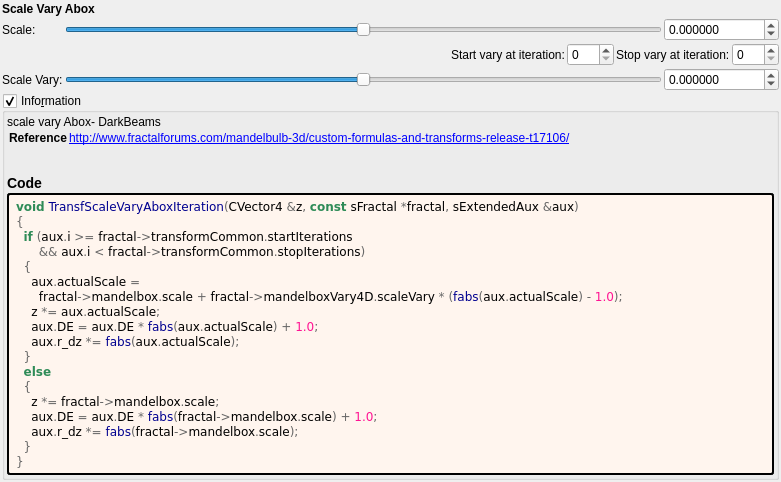
buddhi1980/mandelbulber2, file mandelbulber2/formula/ui/fractal_transf_scale_vary_abox.ui: the form before one commit.
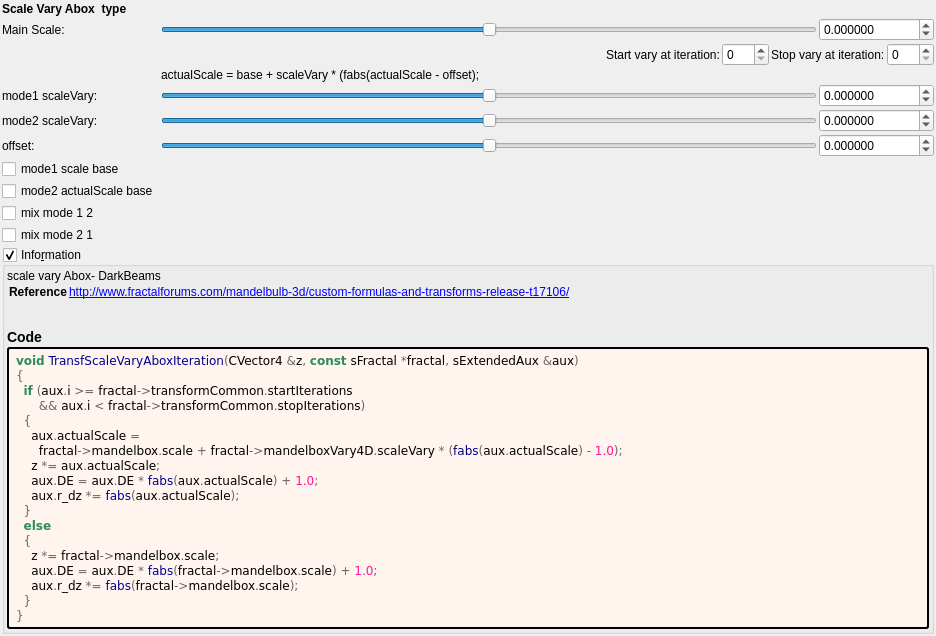
The form after the commit. Custom widgets are drawn as their Qt base class.

Commit message:
transf scale vary abox corrected placement in openCL verions
and completely reworked the c++ version

```diff
--- a/mandelbulber2/formula/ui/fractal_transf_scale_vary_abox.ui
+++ b/mandelbulber2/formula/ui/fractal_transf_scale_vary_abox.ui
@@ -6,8 +6,8 @@
    <rect>
     <x>0</x>
     <y>0</y>
-    <width>781</width>
-    <height>300</height>
+    <width>936</width>
+    <height>558</height>
    </rect>
   </property>
   <property name="windowTitle">
@@ -31,13 +31,13 @@
    </property>
    <item>
     <layout class="QGridLayout" name="gridLayout_14">
-     <item row="2" column="0" colspan="5">
+     <item row="2" column="0" colspan="4">
       <layout class="QGridLayout" name="gridLayout_30">
        <property name="spacing">
         <number>2</number>
        </property>
-       <item row="0" column="1">
-        <widget class="QSlider" name="slider_mandelbox_scale">
+       <item row="6" column="1">
+        <widget class="QSlider" name="slider_transf_offset_1">
          <property name="sizePolicy">
           <sizepolicy hsizetype="Expanding" vsizetype="Maximum">
            <horstretch>0</horstretch>
@@ -50,56 +50,6 @@
          <property name="maximum">
           <number>5000000</number>
          </property>
-         <property name="singleStep">
-          <number>1</number>
-         </property>
-         <property name="orientation">
-          <enum>Qt::Horizontal</enum>
-         </property>
-        </widget>
-       </item>
-       <item row="2" column="2">
-        <widget class="MyDoubleSpinBox" name="spinbox_mandelbox_vary_scale_vary">
-         <property name="sizePolicy">
-          <sizepolicy hsizetype="Minimum" vsizetype="Maximum">
-           <horstretch>0</horstretch>
-           <verstretch>0</verstretch>
-          </sizepolicy>
-         </property>
-         <property name="prefix">
-          <string/>
-         </property>
-         <property name="suffix">
-          <string/>
-         </property>
-         <property name="decimals">
-          <number>6</number>
-         </property>
-         <property name="minimum">
-          <double>-100000.000000000000000</double>
-         </property>
-         <property name="maximum">
-          <double>100000.000000000000000</double>
-         </property>
-         <property name="singleStep">
-          <double>0.100000000000000</double>
-         </property>
-        </widget>
-       </item>
-       <item row="2" column="1">
-        <widget class="QSlider" name="slider_mandelbox_vary_scale_vary">
-         <property name="sizePolicy">
-          <sizepolicy hsizetype="Expanding" vsizetype="Maximum">
-           <horstretch>0</horstretch>
-           <verstretch>0</verstretch>
-          </sizepolicy>
-         </property>
-         <property name="minimum">
-          <number>-1000000</number>
-         </property>
-         <property name="maximum">
-          <number>1000000</number>
-         </property>
          <property name="value">
           <number>0</number>
          </property>
@@ -111,10 +61,87 @@
          </property>
         </widget>
        </item>
-       <item row="2" column="0">
-        <widget class="QLabel" name="label_142">
+       <item row="7" column="0">
+        <widget class="QCheckBox" name="checkBox_transf_function_enabled">
          <property name="text">
-          <string>Scale Vary:</string>
+          <string>mode1 scale base</string>
+         </property>
+        </widget>
+       </item>
+       <item row="10" column="0">
+        <widget class="QCheckBox" name="checkBox_transf_function_enabledBz_false">
+         <property name="text">
+          <string>mix mode 2 1</string>
+         </property>
+        </widget>
+       </item>
+       <item row="5" column="2">
+        <widget class="MyDoubleSpinBox" name="spinbox_transf_scale_0">
+         <property name="sizePolicy">
+          <sizepolicy hsizetype="Minimum" vsizetype="Maximum">
+           <horstretch>0</horstretch>
+           <verstretch>0</verstretch>
+          </sizepolicy>
+         </property>
+         <property name="prefix">
+          <string/>
+         </property>
+         <property name="suffix">
+          <string/>
+         </property>
+         <property name="decimals">
+          <number>6</number>
+         </property>
+         <property name="minimum">
+          <double>-100000.000000000000000</double>
+         </property>
+         <property name="maximum">
+          <double>100000.000000000000000</double>
+         </property>
+         <property name="singleStep">
+          <double>0.100000000000000</double>
+         </property>
+        </widget>
+       </item>
+       <item row="9" column="0">
+        <widget class="QCheckBox" name="checkBox_transf_function_enabledBy_false">
+         <property name="text">
+          <string>mix mode 1 2</string>
+         </property>
+        </widget>
+       </item>
+       <item row="8" column="0">
+        <widget class="QCheckBox" name="checkBox_transf_function_enabledBx_false">
+         <property name="text">
+          <string>mode2 actualScale base</string>
+         </property>
+        </widget>
+       </item>
+       <item row="6" column="2">
+        <widget class="MyDoubleSpinBox" name="spinbox_transf_offset_1">
+         <property name="sizePolicy">
+          <sizepolicy hsizetype="Minimum" vsizetype="Maximum">
+           <horstretch>0</horstretch>
+           <verstretch>0</verstretch>
+          </sizepolicy>
+         </property>
+         <property name="prefix">
+          <string/>
+         </property>
+         <property name="suffix">
+          <string/>
+         </property>
+         <property name="decimals">
+          <number>6</number>
+         </property>
+         <property name="minimum">
+          <double>-100000.000000000000000</double>
+         </property>
+         <property name="maximum">
+          <double>100000.000000000000000</double>
+         </property>
+         <property name="singleStep">
+          <double>0.100000000000000</double>
          </property>
         </widget>
        </item>
@@ -149,20 +176,20 @@
        <item row="0" column="0">
         <widget class="QLabel" name="label_140">
          <property name="text">
-          <string>Scale:</string>
+          <string>Main Scale:</string>
          </property>
         </widget>
        </item>
        <item row="1" column="0" colspan="3">
         <layout class="QGridLayout" name="gridLayout">
-         <item row="0" column="1">
+         <item row="0" column="2">
           <widget class="QLabel" name="label_66">
            <property name="text">
             <string>Start vary at iteration:</string>
            </property>
           </widget>
          </item>
-         <item row="0" column="4">
+         <item row="0" column="5">
           <widget class="MySpinBox" name="spinboxInt_transf_stop_iterations">
            <property name="sizePolicy">
             <sizepolicy hsizetype="Preferred" vsizetype="Maximum">
@@ -175,14 +202,14 @@
            </property>
           </widget>
          </item>
-         <item row="0" column="3">
+         <item row="0" column="4">
           <widget class="QLabel" name="label_48">
            <property name="text">
             <string>Stop vary at iteration:</string>
            </property>
           </widget>
          </item>
-         <item row="0" column="2">
+         <item row="0" column="3">
           <widget class="MySpinBox" name="spinboxInt_transf_start_iterations">
            <property name="sizePolicy">
             <sizepolicy hsizetype="Minimum" vsizetype="Maximum">
@@ -201,7 +228,7 @@
            </property>
           </widget>
          </item>
-         <item row="0" column="0">
+         <item row="0" column="1">
           <spacer name="horizontalSpacer_5">
            <property name="orientation">
             <enum>Qt::Horizontal</enum>
@@ -216,6 +243,134 @@
          </item>
         </layout>
        </item>
+       <item row="0" column="1">
+        <widget class="QSlider" name="slider_mandelbox_scale">
+         <property name="sizePolicy">
+          <sizepolicy hsizetype="Expanding" vsizetype="Maximum">
+           <horstretch>0</horstretch>
+           <verstretch>0</verstretch>
+          </sizepolicy>
+         </property>
+         <property name="minimum">
+          <number>-5000000</number>
+         </property>
+         <property name="maximum">
+          <number>5000000</number>
+         </property>
+         <property name="singleStep">
+          <number>1</number>
+         </property>
+         <property name="orientation">
+          <enum>Qt::Horizontal</enum>
+         </property>
+        </widget>
+       </item>
+       <item row="4" column="2">
+        <widget class="MyDoubleSpinBox" name="spinbox_mandelbox_vary_scale_vary">
+         <property name="sizePolicy">
+          <sizepolicy hsizetype="Minimum" vsizetype="Maximum">
+           <horstretch>0</horstretch>
+           <verstretch>0</verstretch>
+          </sizepolicy>
+         </property>
+         <property name="prefix">
+          <string/>
+         </property>
+         <property name="suffix">
+          <string/>
+         </property>
+         <property name="decimals">
+          <number>6</number>
+         </property>
+         <property name="minimum">
+          <double>-100000.000000000000000</double>
+         </property>
+         <property name="maximum">
+          <double>100000.000000000000000</double>
+         </property>
+         <property name="singleStep">
+          <double>0.100000000000000</double>
+         </property>
+        </widget>
+       </item>
+       <item row="4" column="1">
+        <widget class="QSlider" name="slider_mandelbox_vary_scale_vary">
+         <property name="sizePolicy">
+          <sizepolicy hsizetype="Expanding" vsizetype="Maximum">
+           <horstretch>0</horstretch>
+           <verstretch>0</verstretch>
+          </sizepolicy>
+         </property>
+         <property name="minimum">
+          <number>-5000000</number>
+         </property>
+         <property name="maximum">
+          <number>5000000</number>
+         </property>
+         <property name="value">
+          <number>0</number>
+         </property>
+         <property name="sliderPosition">
+          <number>0</number>
+         </property>
+         <property name="orientation">
+          <enum>Qt::Horizontal</enum>
+         </property>
+        </widget>
+       </item>
+       <item row="5" column="0">
+        <widget class="QLabel" name="label_144">
+         <property name="text">
+          <string>mode2 scaleVary:</string>
+         </property>
+        </widget>
+       </item>
+       <item row="4" column="0">
+        <widget class="QLabel" name="label_142">
+         <property name="text">
+          <string>mode1 scaleVary:</string>
+         </property>
+        </widget>
+       </item>
+       <item row="5" column="1">
+        <widget class="QSlider" name="slider_transf_scale_0">
+         <property name="sizePolicy">
+          <sizepolicy hsizetype="Expanding" vsizetype="Maximum">
+           <horstretch>0</horstretch>
+           <verstretch>0</verstretch>
+          </sizepolicy>
+         </property>
+         <property name="minimum">
+          <number>-5000000</number>
+         </property>
+         <property name="maximum">
+          <number>5000000</number>
+         </property>
+         <property name="value">
+          <number>0</number>
+         </property>
+         <property name="sliderPosition">
+          <number>0</number>
+         </property>
+         <property name="orientation">
+          <enum>Qt::Horizontal</enum>
+         </property>
+        </widget>
+       </item>
+       <item row="6" column="0">
+        <widget class="QLabel" name="label_143">
+         <property name="text">
+          <string>offset:</string>
+         </property>
+        </widget>
+       </item>
+       <item row="2" column="1">
+        <widget class="QLabel" name="label_145">
+         <property name="text">
+          <string>actualScale = base + scaleVary * (fabs(actualScale - offset);</string>
+         </property>
+        </widget>
+       </item>
       </layout>
      </item>
      <item row="0" column="0" colspan="2">
@@ -227,7 +382,7 @@
         </font>
        </property>
        <property name="text">
-        <string>Scale Vary Abox</string>
+        <string>Scale Vary Abox  type</string>
        </property>
       </widget>
      </item>
@@ -261,29 +416,32 @@
        <number>2</number>
       </property>
       <item>
-	   <widget class="QLabel" name="label_information_general">
-	    <property name="text">
-		 <string notr="true">&lt;p&gt;scale vary Abox- DarkBeams&lt;/p&gt;&lt;table&gt;
+       <widget class="QLabel" name="label_information_general">
+        <property name="text">
+         <string notr="true">&lt;p&gt;scale vary Abox- DarkBeams&lt;/p&gt;&lt;table&gt;
 &lt;tr&gt;&lt;th&gt;Reference&lt;/th&gt;&lt;td&gt;&lt;a href=&quot;http://www.fractalforums.com/mandelbulb-3d/custom-formulas-and-transforms-release-t17106/&quot;&gt;http://www.fractalforums.com/mandelbulb-3d/custom-formulas-and-transforms-release-t17106/&lt;br&gt;
 &lt;/td&gt;&lt;/tr&gt;
 &lt;/table&gt;
 &lt;h3&gt;Code&lt;/h3&gt;</string>
-		</property>
-		<property name="wordWrap">
-		 <bool>true</bool>
-		</property>
-		<property name="openExternalLinks">
-		 <bool>true</bool>
-		</property>
-		<property name="textInteractionFlags">
-		 <set>Qt::LinksAccessibleByMouse|Qt::TextSelectableByMouse</set>
-		</property>
-		</widget>
-	   </item>
-	   <item>
-	    <widget class="QLabel" name="label_code_content">
-		 <property name="text">
-		  <string notr="true">&lt;body style=&quot;background-color:#fff5ee&quot;&gt;
+        </property>
+        <property name="wordWrap">
+         <bool>true</bool>
+        </property>
+        <property name="openExternalLinks">
+         <bool>true</bool>
+        </property>
+        <property name="textInteractionFlags">
+         <set>Qt::LinksAccessibleByMouse|Qt::TextSelectableByMouse</set>
+        </property>
+       </widget>
+      </item>
+      <item>
+       <widget class="QLabel" name="label_code_content">
+        <property name="styleSheet">
+         <string notr="true">border-style: outset; border-width: 2px; border-radius: 3px; border-color: black; background-color: #fff5ee; padding: 4px;</string>
+        </property>
+        <property name="text">
+         <string notr="true">&lt;body style=&quot;background-color:#fff5ee&quot;&gt;
 &lt;pre style=&quot;color:#000000; background-color:#fff5ee;  font-family:'Courier New',monospace;&quot;&gt;&lt;span style=&quot;color:#2e8b57; font-weight:bold&quot;&gt;void&lt;/span&gt; &lt;span style=&quot;color:#00008f&quot;&gt;TransfScaleVaryAboxIteration&lt;/span&gt;&lt;span style=&quot;color:#676767&quot;&gt;(&lt;/span&gt;CVector4 &lt;span style=&quot;color:#676767&quot;&gt;&amp;amp;&lt;/span&gt;z&lt;span style=&quot;color:#676767&quot;&gt;,&lt;/span&gt; &lt;span style=&quot;color:#2e8b57; font-weight:bold&quot;&gt;const&lt;/span&gt; sFractal &lt;span style=&quot;color:#676767&quot;&gt;*&lt;/span&gt;fractal&lt;span style=&quot;color:#676767&quot;&gt;,&lt;/span&gt; sExtendedAux &lt;span style=&quot;color:#676767&quot;&gt;&amp;amp;&lt;/span&gt;aux&lt;span style=&quot;color:#676767&quot;&gt;)&lt;/span&gt;
 &lt;span style=&quot;color:#676767&quot;&gt;{&lt;/span&gt;
   &lt;span style=&quot;color:#2e8b57; font-weight:bold&quot;&gt;if&lt;/span&gt; &lt;span style=&quot;color:#676767&quot;&gt;(&lt;/span&gt;aux&lt;span style=&quot;color:#676767&quot;&gt;.&lt;/span&gt;i &lt;span style=&quot;color:#676767&quot;&gt;&amp;gt;=&lt;/span&gt; fractal&lt;span style=&quot;color:#676767&quot;&gt;-&amp;gt;&lt;/span&gt;transformCommon&lt;span style=&quot;color:#676767&quot;&gt;.&lt;/span&gt;startIterations
@@ -304,22 +462,19 @@
 &lt;span style=&quot;color:#676767&quot;&gt;}&lt;/span&gt;
 &lt;/pre&gt;
 &lt;/body&gt;</string>
-		 </property>
-		 <property name="wordWrap">
-		  <bool>true</bool>
-		 </property>
-		 <property name="openExternalLinks">
-		  <bool>true</bool>
-		 </property>
-		 <property name="textInteractionFlags">
-		  <set>Qt::LinksAccessibleByMouse|Qt::TextSelectableByMouse</set>
-		 </property>
-		 <property name="styleSheet">
-		  <string notr="true">border-style: outset; border-width: 2px; border-radius: 3px; border-color: black; background-color: #fff5ee; padding: 4px;</string>
-		  </property>
-		 </widget>
-		</item>
-	   </layout>
+        </property>
+        <property name="wordWrap">
+         <bool>true</bool>
+        </property>
+        <property name="openExternalLinks">
+         <bool>true</bool>
+        </property>
+        <property name="textInteractionFlags">
+         <set>Qt::LinksAccessibleByMouse|Qt::TextSelectableByMouse</set>
+        </property>
+       </widget>
+      </item>
+     </layout>
     </widget>
    </item>
    <item>
@@ -338,17 +493,17 @@
   </layout>
  </widget>
  <customwidgets>
+  <customwidget>
+   <class>MyDoubleSpinBox</class>
+   <extends>QDoubleSpinBox</extends>
+   <header>my_double_spin_box.h</header>
+  </customwidget>
   <customwidget>
    <class>MyGroupBox</class>
    <extends>QGroupBox</extends>
    <header>my_group_box.h</header>
    <container>1</container>
   </customwidget>
-  <customwidget>
-   <class>MyDoubleSpinBox</class>
-   <extends>QDoubleSpinBox</extends>
-   <header>my_double_spin_box.h</header>
-  </customwidget>
   <customwidget>
    <class>MySpinBox</class>
    <extends>QSpinBox</extends>
```
Left out of the diff: 2 changed lines with no effect on the pictures. The commit also changes 4 other files.
